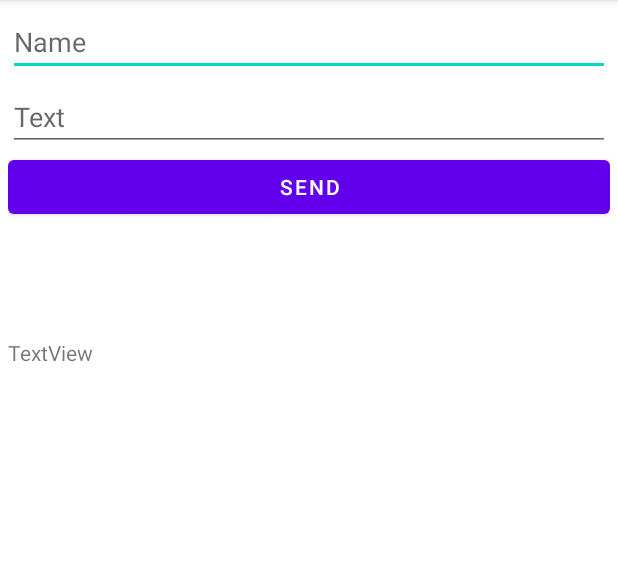
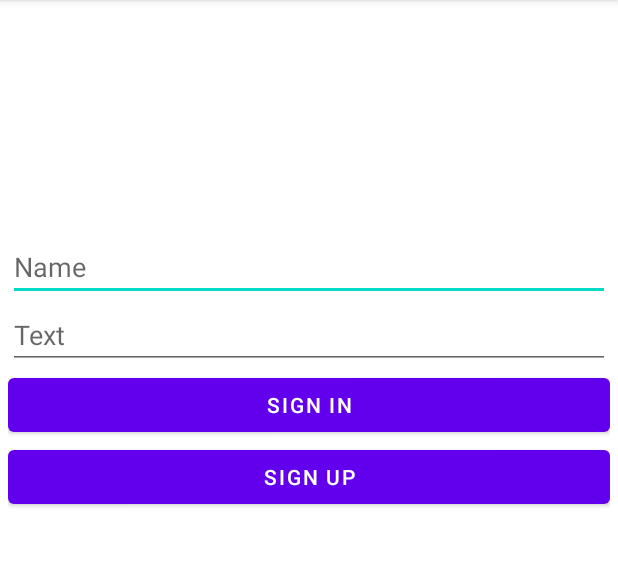
Before and after one commit to Java488-oss/WebSocketClient, an Android app: the screen it shows after launch (MainActivity), on a phone screen of 412 x 824 dp, the part 84-651 px from its top. Run offline under Robolectric (Android 15) with nearby library versions, the phone set to English and light mode, and no system bars; libraries missing offline, so code that uses them is left out: ua.naiksoftware.stomp; 3 statements that could not run were skipped.

Commit message:
Добавил возможность авторизации и регистрации

```diff
--- a/app/src/main/java/com/example/websocketclient/MainActivity.java
+++ b/app/src/main/java/com/example/websocketclient/MainActivity.java
@@ -5,13 +5,16 @@ import static android.content.ContentValues.TAG;
 import androidx.appcompat.app.AppCompatActivity;
 
 import android.annotation.SuppressLint;
+import android.content.Intent;
 import android.os.AsyncTask;
 import android.os.Bundle;
+import android.os.Handler;
 import android.util.Log;
 import android.view.View;
 import android.widget.Button;
 import android.widget.EditText;
 import android.widget.TextView;
+import android.widget.Toast;
 
 import org.json.JSONArray;
 import org.json.JSONException;
@@ -34,6 +37,7 @@ public class MainActivity extends AppCompatActivity {
         ///////////////////////////////////////////////////////////////////
 
         Button btnSend = findViewById(R.id.btnSend);
+        Button btnRegister = findViewById(R.id.btnRegister);
 
         AsyncTask<Void, Void, StompClient> mStompClient = new WebSocketsConnectLocal(MainActivity.this).execute();
 
@@ -44,7 +48,20 @@ public class MainActivity extends AppCompatActivity {
             //получение сообщения с сервера на клиет
             mStompClient.get().topic("/topic/greetings").subscribe(topicMessage -> {
                 str[0] =topicMessage.getPayload();
-                textOut(str[0]);
+                if(str[0].equals("false")) {
+
+                    runOnUiThread(new Runnable(){
+
+                        @Override
+                        public void run(){
+                            Toast.makeText(MainActivity.this, "Вы ввели не коректные данные",Toast.LENGTH_LONG).show();
+                        }
+                    });
+
+                }else {
+                    Intent myIntent = new Intent(MainActivity.this, FindUser.class);
+                    startActivity(myIntent);
+                }
             });
 
 
@@ -58,40 +75,42 @@ public class MainActivity extends AppCompatActivity {
             public void onClick(View v) {
                 try {
 
+//                    mStompClient.get().send("/topic/hello-msg-mapping", String.valueOf(textSend())).subscribe();
                     mStompClient.get().send("/topic/hello-msg-mapping", String.valueOf(textSend())).subscribe();
-                    EditText etText = findViewById(R.id.etText);
-                    EditText etName = findViewById(R.id.etName);
-                    etText.getText().clear();
-                    etName.getText().clear();
-                    Log.d("Sergey", "return AsyncTask token 1 " + mStompClient.get().getTopicId("/topic/greetings"));
+//                    EditText etText = findViewById(R.id.etText);
+//                    EditText etName = findViewById(R.id.etName);
+//                    etText.getText().clear();
+//                    etName.getText().clear();
                 } catch (ExecutionException | InterruptedException e) {
                     e.printStackTrace();
                 }
             }
         });
+        btnRegister.setOnClickListener(new View.OnClickListener() {
+            @Override
+            public void onClick(View view) {
+                try{
+                    mStompClient.get().send("/topic/register", String.valueOf(textSend())).subscribe();
+                    EditText etText = findViewById(R.id.etText);
+                    EditText etName = findViewById(R.id.etName);
+                    etText.getText().clear();
+                    etName.getText().clear();
+                } catch (ExecutionException | InterruptedException e) {
+                    e.printStackTrace();
+                }
+            }
+        });
+
         ///////////////////////////////////////////////////////////////////
     }
-
-//    public String textSend(){
-//        EditText etText = findViewById(R.id.etText);
-//        EditText etName = findViewById(R.id.etName);
-//        return String.valueOf(etText.getText());
-//    }
-
-    public void textOut(String text){
-        TextView textView = findViewById(R.id.textView);
-        textView.setText(text);
-        Log.d("Sergey", "return AsyncTask token 2 " + text);
-    }
-
 
     private JSONObject textSend(){
         EditText etText = findViewById(R.id.etText);
         EditText etName = findViewById(R.id.etName);
         JSONObject student1 = new JSONObject();
         try {
-            student1.put("name", etName.getText());
-            student1.put("msg", etText.getText());
+            student1.put("user", etName.getText());
+            student1.put("pass", etText.getText());
 
             JSONArray jsonArray = new JSONArray();
 
@@ -99,7 +118,7 @@ public class MainActivity extends AppCompatActivity {
 
             JSONObject jsonObject = new JSONObject();
 
-            jsonObject.put("test", jsonArray);
+            jsonObject.put("register", jsonArray);
 
             return jsonObject;
         } catch (JSONException e) {
--- a/app/src/main/res/layout/activity_main.xml
+++ b/app/src/main/res/layout/activity_main.xml
@@ -9,7 +9,11 @@
     tools:context=".MainActivity">
 
     <LinearLayout
-
+        android:layout_width="match_parent"
+        android:layout_height="wrap_content"
+        android:layout_marginTop="150dp"
+        android:orientation="vertical">
+        <LinearLayout
             android:layout_width="match_parent"
             android:layout_height="wrap_content"
             android:orientation="horizontal">
@@ -28,7 +32,6 @@
         <LinearLayout
             android:layout_width="match_parent"
             android:layout_height="wrap_content"
-        android:layout_marginTop="50dp"
             android:orientation="vertical">
 
             <EditText
@@ -43,21 +46,14 @@
                 android:id="@+id/btnSend"
                 android:layout_width="match_parent"
                 android:layout_height="wrap_content"
-            android:text="Send" />
+                android:text="Sign in" />
+
+            <Button
+                android:id="@+id/btnRegister"
+                android:layout_width="match_parent"
+                android:layout_height="wrap_content"
+                android:text="Sign up" />
+        </LinearLayout>
     </LinearLayout>
 
-    <LinearLayout
-        android:layout_width="match_parent"
-        android:layout_height="match_parent"
-        android:layout_marginTop="220dp"
-        android:orientation="vertical">
-
-        <TextView
-            android:id="@+id/textView"
-            android:layout_width="match_parent"
-            android:layout_height="wrap_content"
-            android:text="TextView" />
-    </LinearLayout>
-
-
 </RelativeLayout>
```
Also changed, not shown: app/src/main/AndroidManifest.xml (+5 -2 lines), app/src/main/java/com/example/websocketclient/FindUser.java (added, +14 -0 lines), app/src/main/java/com/example/websocketclient/WebSocketsConnect.java (deleted, +0 -91 lines), app/src/main/res/layout/activity_find_user.xml (added, +9 -0 lines). Lines whose indentation alone changed are shown as unchanged.
